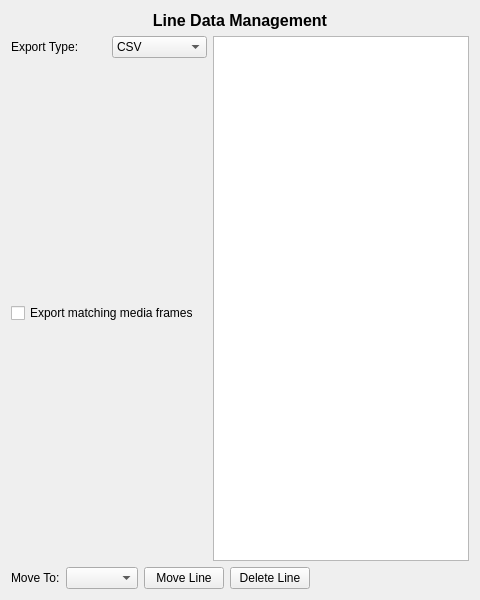
The window that src/WhiskerToolbox/DataManager_Widget/Line_Widget/Line_Widget.ui (paulmthompson/WhiskerToolbox) describes before a commit, drawn with Qt 5.
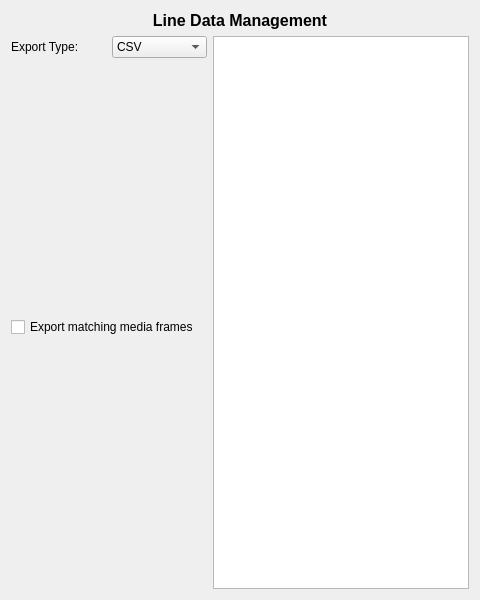
The same window after the commit. Custom widgets are drawn as their Qt base class.

Commit message: refactor(Line_Widget): Replace combo box with right-click context menu for move/copy operations

Patch:
```diff
--- a/src/WhiskerToolbox/DataManager_Widget/Line_Widget/Line_Widget.ui
+++ b/src/WhiskerToolbox/DataManager_Widget/Line_Widget/Line_Widget.ui
@@ -101,47 +101,6 @@
      </item>
     </layout>
    </item>
-   <item>
-    <layout class="QHBoxLayout" name="actionButtonsLayout">
-     <item>
-      <widget class="QLabel" name="moveToLabel">
-       <property name="text">
-        <string>Move To:</string>
-       </property>
-      </widget>
-     </item>
-     <item>
-      <widget class="QComboBox" name="moveToComboBox"/>
-     </item>
-     <item>
-      <widget class="QPushButton" name="moveLineButton">
-       <property name="text">
-        <string>Move Line</string>
-       </property>
-      </widget>
-     </item>
-     <item>
-      <widget class="QPushButton" name="deleteLineButton">
-       <property name="text">
-        <string>Delete Line</string>
-       </property>
-      </widget>
-     </item>
-     <item>
-      <spacer name="actionButtonSpacer">
-       <property name="orientation">
-        <enum>Qt::Orientation::Horizontal</enum>
-       </property>
-       <property name="sizeHint" stdset="0">
-        <size>
-         <width>40</width>
-         <height>20</height>
-        </size>
-       </property>
-      </spacer>
-     </item>
-    </layout>
-   </item>
   </layout>
  </widget>
  <customwidgets>
```
The commit also changes 2 other files.
